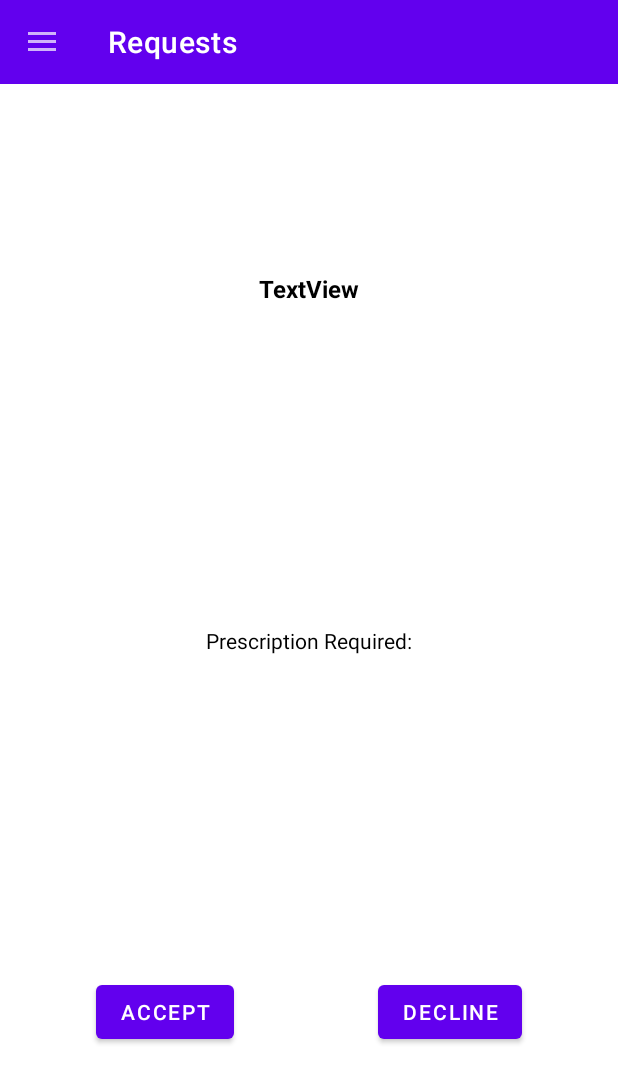
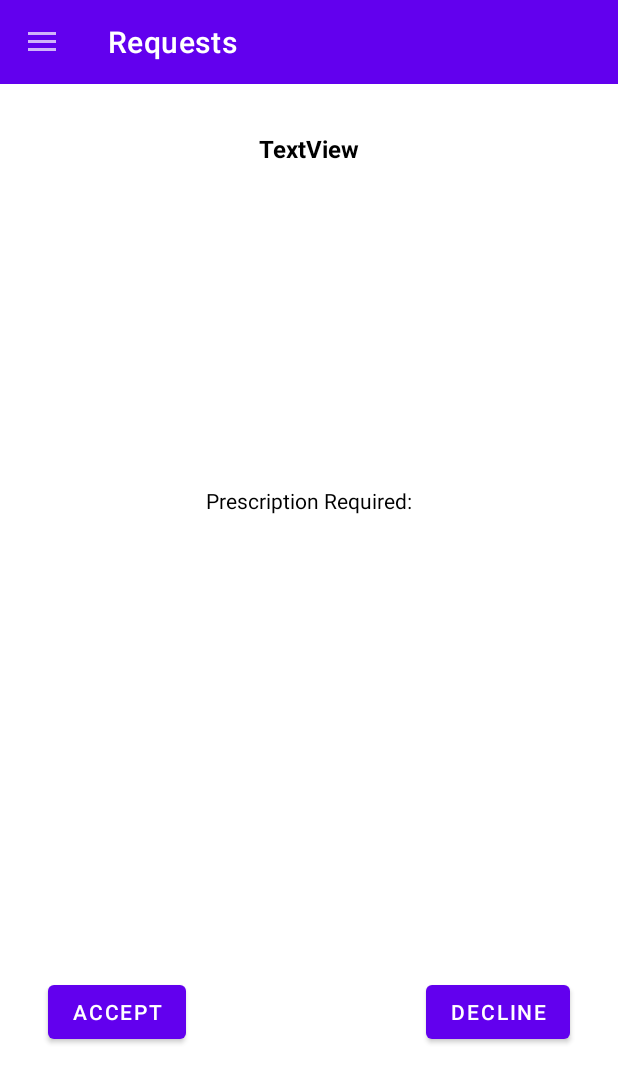
Before and after one commit to DigiTechHealthCare-Android/DT-HealthCare, an Android app: the fragment RequestDescriptionFragment placed in its activity, on a phone screen of 412 x 824 dp. Shown: the top 1083 px of the screen. Run offline under Robolectric (Android 15) with nearby library versions, the phone set to English and light mode, and no system bars; our stand-ins replace CircleImageView, Firebase (no records; nobody signed in at launch, a user with empty details on screens opened directly), Picasso; network calls fail; pictures from the network do not load; 10 statements that could not run were skipped.

Commit message:
Ui Changes

```diff
--- a/app/src/main/res/layout/fragment_request_description.xml
+++ b/app/src/main/res/layout/fragment_request_description.xml
@@ -12,14 +12,11 @@
 
         <androidx.constraintlayout.widget.ConstraintLayout
             android:layout_width="match_parent"
-            android:layout_height="wrap_content"
-            android:layout_marginStart="32dp"
-            android:layout_marginTop="32dp"
-            android:layout_marginEnd="32dp"
-            android:layout_marginBottom="32dp"
+            android:layout_height="0dp"
             android:background="@color/white"
             app:layout_constraintBottom_toBottomOf="parent"
             app:layout_constraintEnd_toEndOf="parent"
+            app:layout_constraintHorizontal_bias="1.0"
             app:layout_constraintStart_toStartOf="parent"
             app:layout_constraintTop_toTopOf="parent">
 
```
